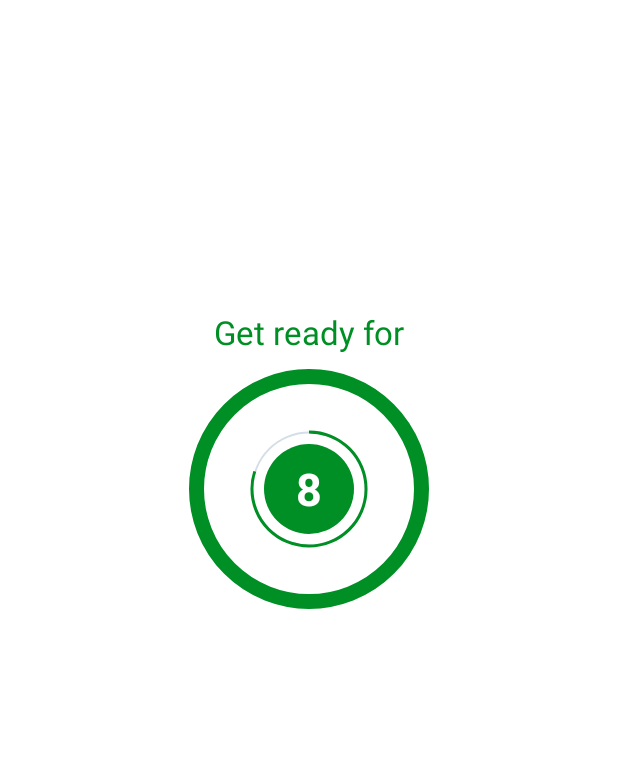
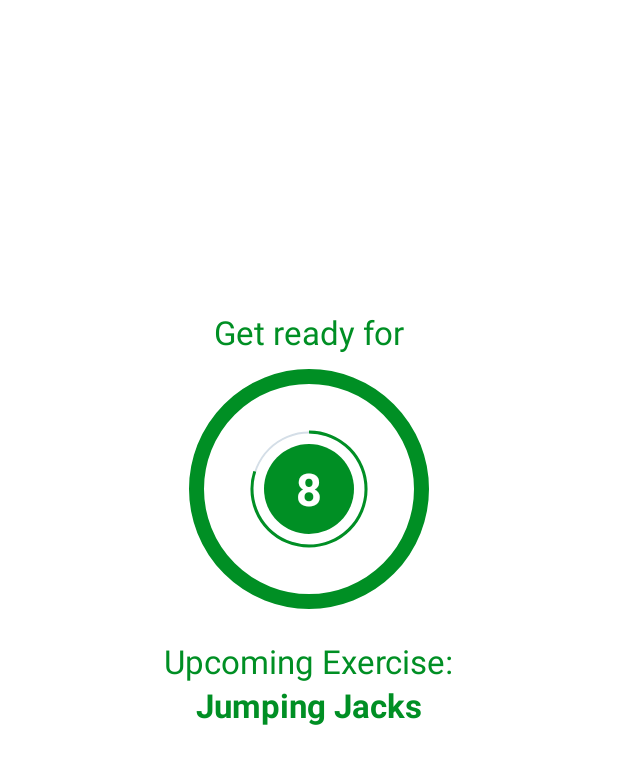
Before and after one commit to MuhammadSaad420/Minutes-Workout, an Android app: the ExerciseActivity screen opened directly, with no data from a screen before it, on a phone screen of 412 x 824 dp, the part 62-846 px from its top. Run offline under Robolectric (Android 15) with nearby library versions, the light colour scheme and no system bars.

Commit message:
Adding the Upcoming exercise Text ot the restview

```diff
--- a/app/src/main/java/com/example/minutesworkout/ExerciseActivity.kt
+++ b/app/src/main/java/com/example/minutesworkout/ExerciseActivity.kt
@@ -44,6 +44,7 @@ class ExerciseActivity : AppCompatActivity() {
     }
 
     private fun startRestTimer() {
+        binding?.tvUpcomingExercise?.text = exerciseList!![currentExercisePosition +1].getName()
         restTimer = object: CountDownTimer(10000, 1000) {
             override fun onTick(millisUntilFinished: Long) {
                 restProgress++;
@@ -63,6 +64,8 @@ class ExerciseActivity : AppCompatActivity() {
         currentExercisePosition++
         binding?.restLayout?.visibility = View.INVISIBLE;
         binding?.tvReady?.visibility = View.INVISIBLE;
+        binding?.tvUpcomingLabel?.visibility = View.INVISIBLE;
+        binding?.tvUpcomingExercise?.visibility = View.INVISIBLE;
         binding?.exerciseLayout?.visibility = View.VISIBLE;
         binding?.tvExerciseName?.visibility = View.VISIBLE;
         binding?.ivExercise?.visibility = View.VISIBLE
@@ -84,6 +87,8 @@ class ExerciseActivity : AppCompatActivity() {
                     binding?.exerciseLayout?.visibility = View.INVISIBLE;
                     binding?.tvExerciseName?.visibility = View.INVISIBLE;
                     binding?.ivExercise?.visibility = View.INVISIBLE
+                    binding?.tvUpcomingLabel?.visibility = View.INVISIBLE;
+                    binding?.tvUpcomingExercise?.visibility = View.INVISIBLE;
                     restProgress = 0
                     startRestTimer()
                 } else {
--- a/app/src/main/res/layout/activity_exercise.xml
+++ b/app/src/main/res/layout/activity_exercise.xml
@@ -71,6 +71,33 @@
 
 
     </FrameLayout>
+    <TextView
+        android:id="@+id/tv_upcoming_label"
+        android:layout_width="wrap_content"
+        android:layout_height="wrap_content"
+        android:layout_marginTop="20dp"
+        android:text="Upcoming Exercise:"
+        android:visibility="visible"
+        android:textColor="@color/colorAccent"
+        android:textSize="22sp"
+        app:layout_constraintTop_toBottomOf="@+id/rest_layout"
+        app:layout_constraintStart_toStartOf="parent"
+        app:layout_constraintEnd_toEndOf="parent"
+        app:layout_constraintBottom_toTopOf="@+id/tv_upcoming_exercise"
+        app:layout_constraintVertical_bias="0.26" />
+    <TextView
+        android:id="@+id/tv_upcoming_exercise"
+        android:layout_width="wrap_content"
+        android:layout_height="wrap_content"
+        android:text="Exercise Name"
+        android:visibility="visible"
+        android:textStyle="bold"
+        android:textColor="@color/colorAccent"
+        android:textSize="22sp"
+        app:layout_constraintTop_toBottomOf="@+id/tv_upcoming_label"
+        app:layout_constraintStart_toStartOf="parent"
+        app:layout_constraintEnd_toEndOf="parent"
+        app:layout_constraintVertical_bias="0.26" />
     <ImageView
         android:id="@+id/iv_exercise"
         android:layout_width="match_parent"
```
